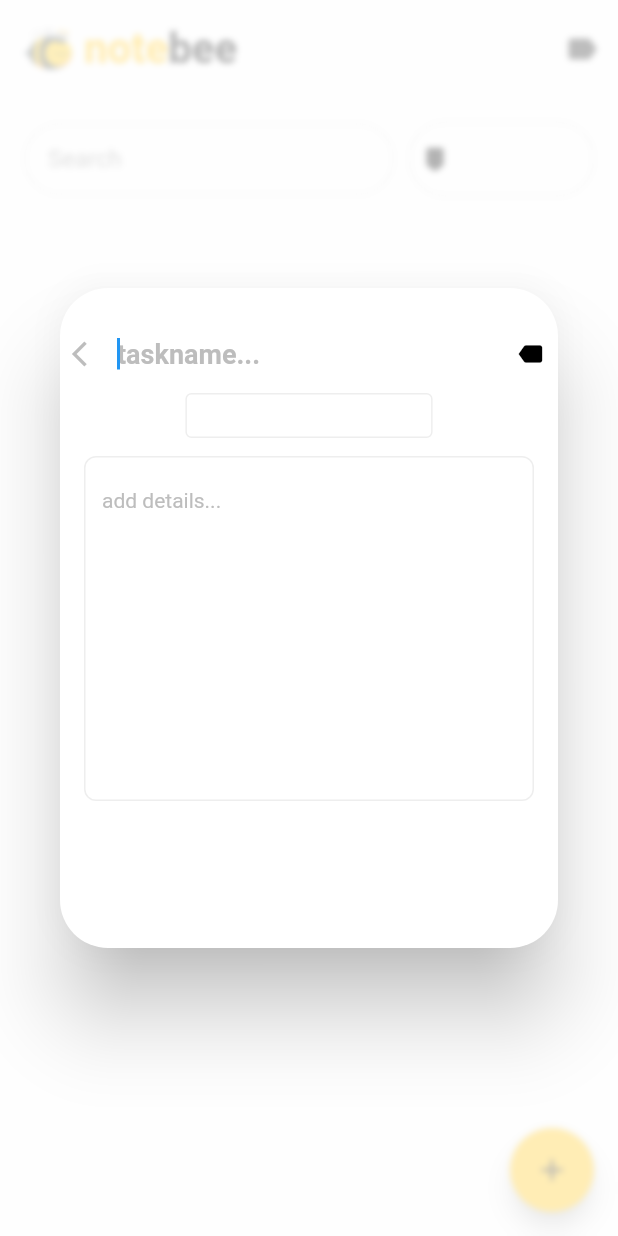
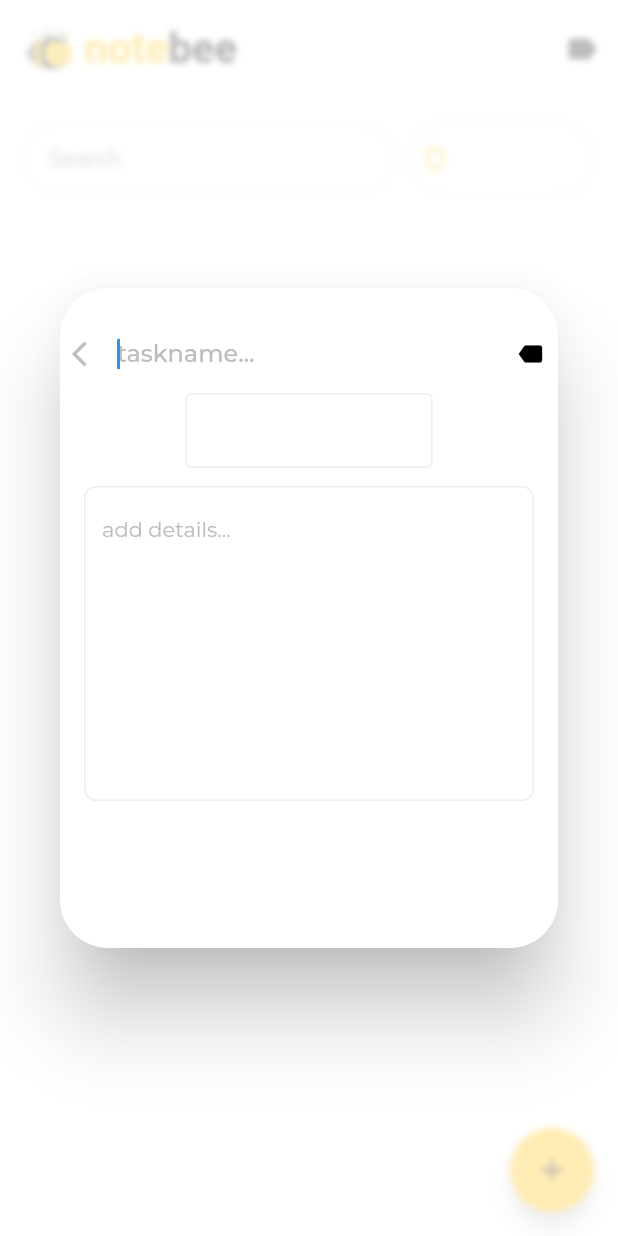
Before and after one commit to Adarsh0603/notebee, a Flutter app: the screen it shows after launch, after a tap on the "add" icon, on a phone screen of 412 x 824 dp. Run offline on Flutter 3.47's test engine with Material 2 defaults, Android fonts, the phone set to English and light mode, and no system bars; our stand-ins replace google_fonts, sqflite; accounts and stored records are empty.

Commit message:
app completed ..optimisation remaining..

```diff
--- a/lib/constants.dart
+++ b/lib/constants.dart
@@ -1,13 +1,11 @@
 import 'package:flutter/material.dart';
+import 'package:google_fonts/google_fonts.dart';
 
-const kNoteTitleTextStyle =
-    TextStyle(color: Colors.black, fontWeight: FontWeight.w500, fontSize: 18);
+final kNoteTitleTextStyle = GoogleFonts.montserrat(
+    textStyle: TextStyle(
+        color: Colors.black, fontWeight: FontWeight.w500, fontSize: 16));
 
-const kNoteContentTextStyle =
-    TextStyle(color: Colors.grey, fontWeight: FontWeight.w400, fontSize: 14);
+final kNoteContentTextStyle = GoogleFonts.montserrat(
+    textStyle: TextStyle(
+        color: Colors.black54, fontWeight: FontWeight.w400, fontSize: 14));
 const kNoteDateTextStyle = TextStyle(color: Colors.grey, fontSize: 12);
-
-const kAddNoteTitleTextStyle =
-    TextStyle(fontWeight: FontWeight.w600, fontSize: 18, color: Colors.black);
-const kAddDetailNoteDetailTextStyle =
-    TextStyle(color: Colors.black, fontSize: 14, fontWeight: FontWeight.w400);
--- a/lib/main.dart
+++ b/lib/main.dart
@@ -1,4 +1,5 @@
 import 'package:flutter/material.dart';
+import 'package:flutter/services.dart';
 import 'package:flutter_database_sql/providers/label_provider.dart';
 import 'package:flutter_database_sql/providers/notes_provider.dart';
 import 'package:flutter_database_sql/screens/home_screen.dart';
@@ -11,6 +12,10 @@ void main() {
 class QuickNote extends StatelessWidget {
   @override
   Widget build(BuildContext context) {
+    SystemChrome.setPreferredOrientations([
+      DeviceOrientation.portraitUp,
+      DeviceOrientation.portraitDown,
+    ]);
     return MultiProvider(
       providers: [
         ChangeNotifierProvider(create: (BuildContext context) => Notes()),
@@ -19,7 +24,7 @@ class QuickNote extends StatelessWidget {
       child: MaterialApp(
         home: HomeScreen(),
         debugShowCheckedModeBanner: false,
-        title: 'QuickNote',
+        title: 'notebee',
       ),
     );
   }
--- a/lib/models/label.dart
+++ b/lib/models/label.dart
@@ -1,5 +1,3 @@
-import 'dart:ui';
-
 class Label {
   final String id;
   final String label;
--- a/lib/providers/notes_provider.dart
+++ b/lib/providers/notes_provider.dart
@@ -5,7 +5,6 @@ import 'package:flutter_database_sql/providers/dbhelper.dart';
 class Notes with ChangeNotifier {
   List<Note> _notesList = [];
   var allNotesList;
-  List<Note> _searchedNotesList = [];
 
   Future<void> addNote(String title, String content, String labelId) async {
     Note note = Note(
--- a/lib/screens/home_screen.dart
+++ b/lib/screens/home_screen.dart
@@ -27,6 +27,7 @@ class _HomeScreenState extends State<HomeScreen> {
   @override
   Widget build(BuildContext context) {
     return Scaffold(
+      backgroundColor: Colors.white,
       floatingActionButton: FloatingActionButton(
         backgroundColor: Colors.amber,
         onPressed: () async {
@@ -74,6 +75,11 @@ class _HomeScreenState extends State<HomeScreen> {
           ),
           SearchBar(),
           Expanded(child: NotesDisplay()),
+          Container(
+            width: double.infinity,
+            height: kFloatingActionButtonMargin * 3,
+            color: Colors.white,
+          )
         ],
       )),
     );
--- a/lib/widgets/note_insert_widget.dart
+++ b/lib/widgets/note_insert_widget.dart
@@ -25,9 +25,16 @@ class _AddNoteState extends State<AddNote> {
   int labelColor = 0x000000;
   bool labelNotChanged = true;
   Future<bool> saveNote() async {
-    Navigator.of(context)
-        .pop({'title': title, 'content': content, 'labelId': labelId});
+    popWithDetails();
     return true;
+  }
+
+  void popWithDetails() {
+    Navigator.of(context).pop({
+      'title': title == null ? 'no title' : title,
+      'content': content == null ? 'add details' : content,
+      'labelId': labelId
+    });
   }
 
   @override
@@ -60,11 +67,7 @@ class _AddNoteState extends State<AddNote> {
                       color: Colors.grey[400],
                     ),
                     onTap: () {
-                      Navigator.pop(context, {
-                        'title': title,
-                        'content': content,
-                        'labelId': labelId
-                      });
+                      popWithDetails();
                     },
                   ),
                   SizedBox(width: 10),
@@ -77,11 +80,11 @@ class _AddNoteState extends State<AddNote> {
                             textInputAction: TextInputAction.next,
                             autofocus: widget.note != null ? false : true,
                             maxLines: 1,
-                            style: kAddNoteTitleTextStyle,
+                            style: kNoteTitleTextStyle,
                             decoration: InputDecoration(
                               hintText: 'taskname...',
                               border: InputBorder.none,
-                              hintStyle: kAddNoteTitleTextStyle.copyWith(
+                              hintStyle: kNoteTitleTextStyle.copyWith(
                                   color: Colors.grey[400]),
                             ),
                             onChanged: (value) {
@@ -106,7 +109,7 @@ class _AddNoteState extends State<AddNote> {
                   mainAxisAlignment: MainAxisAlignment.center,
                   children: [
                     Container(
-                      height: 30,
+                      height: 50,
                       padding: EdgeInsets.all(8),
                       decoration: BoxDecoration(
                           borderRadius: BorderRadius.all(Radius.circular(4)),
@@ -132,7 +135,6 @@ class _AddNoteState extends State<AddNote> {
                                 angle: 90 * pi / 180,
                                 child: Icon(
                                   Icons.label,
-                                  size: 20,
                                   color: Color(labels.labels[i].colorValue)
                                       .withOpacity(1),
                                 ),
@@ -150,15 +152,9 @@ class _AddNoteState extends State<AddNote> {
                     const EdgeInsets.symmetric(horizontal: 8.0, vertical: 10),
                 child: TextFormField(
                   focusNode: contentFocusNode,
-                  textInputAction: TextInputAction.done,
+                  textInputAction: TextInputAction.newline,
                   initialValue: content,
-                  onFieldSubmitted: (_) {
-                    Navigator.of(context).pop({
-                      'title': title,
-                      'content': content,
-                      'labelId': labelId
-                    });
-                  },
+                  style: kNoteContentTextStyle,
                   maxLines:
                       (MediaQuery.of(context).size.height * 0.013).toInt(),
                   decoration: InputDecoration(
@@ -169,7 +165,7 @@ class _AddNoteState extends State<AddNote> {
                           borderSide: BorderSide(color: Colors.grey[200]),
                           borderRadius: BorderRadius.all(Radius.circular(8.0))),
                       hintText: 'add details...',
-                      hintStyle: kAddDetailNoteDetailTextStyle.copyWith(
+                      hintStyle: kNoteContentTextStyle.copyWith(
                           color: Colors.grey[400])),
                   onChanged: (value) {
                     content = value;
--- a/lib/widgets/note_widget.dart
+++ b/lib/widgets/note_widget.dart
@@ -64,7 +64,7 @@ class _NoteWidgetState extends State<NoteWidget> {
         }
       },
       child: Padding(
-        padding: const EdgeInsets.symmetric(vertical: 4.0, horizontal: 16.0),
+        padding: const EdgeInsets.symmetric(vertical: 6.0, horizontal: 8.0),
         child: Dismissible(
           key: ValueKey(widget.note.id),
           direction: DismissDirection.endToStart,
@@ -129,7 +129,6 @@ class _NoteWidgetState extends State<NoteWidget> {
                   child: Text(
                     widget.note.content,
                     softWrap: true,
-                    maxLines: 3,
                     overflow: open ? TextOverflow.clip : TextOverflow.ellipsis,
                     style: kNoteContentTextStyle,
                   ),
--- a/lib/widgets/notes_display.dart
+++ b/lib/widgets/notes_display.dart
@@ -1,26 +1,10 @@
+import 'package:flutter/cupertino.dart';
 import 'package:flutter/material.dart';
 import 'package:flutter_database_sql/providers/notes_provider.dart';
 import 'package:flutter_database_sql/widgets/note_widget.dart';
 import 'package:provider/provider.dart';
 
-class NotesDisplay extends StatefulWidget {
-  @override
-  _NotesDisplayState createState() => _NotesDisplayState();
-}
-
-class _NotesDisplayState extends State<NotesDisplay> {
-  bool isInit = true;
-  @override
-  void didChangeDependencies() {
-    Future.delayed(Duration.zero).then((_) async {
-      await Provider.of<Notes>(context, listen: false).getNotes();
-      setState(() {
-        isInit = false;
-      });
-    });
-    super.didChangeDependencies();
-  }
-
+class NotesDisplay extends StatelessWidget {
   @override
   Widget build(BuildContext context) {
     final notes = Provider.of<Notes>(context, listen: false);
@@ -32,10 +16,25 @@ class _NotesDisplayState extends State<NotesDisplay> {
           return snapshot.connectionState == ConnectionState.done
               ? Consumer<Notes>(
                   builder: (buildContext, noteData, _) {
-                    return ListView.builder(
-                        itemCount: noteData.notesList.length,
-                        itemBuilder: (context, i) =>
-                            NoteWidget(noteData.notesList[i]));
+                    return noteData.notesList.length == 0
+                        ? Column(
+                            mainAxisAlignment: MainAxisAlignment.center,
+                            children: [
+                              Container(
+                                  height: 48,
+                                  width: 48,
+                                  child: Image.asset('images/bee.png')),
+                              SizedBox(height: 10),
+                              Text('Add some notes...',
+                                  style: TextStyle(
+                                      fontWeight: FontWeight.bold,
+                                      fontSize: 12))
+                            ],
+                          )
+                        : ListView.builder(
+                            itemCount: noteData.notesList.length,
+                            itemBuilder: (context, i) =>
+                                NoteWidget(noteData.notesList[i]));
                   },
                 )
               : Center(
--- /dev/null
+++ b/lib/widgets/searchWidgets/all_label.dart
@@ -0,0 +1,28 @@
+import 'dart:math';
+
+import 'package:flutter/material.dart';
+import 'package:flutter_database_sql/providers/notes_provider.dart';
+import 'package:provider/provider.dart';
+
+class AllLabel extends StatelessWidget {
+  @override
+  Widget build(BuildContext context) {
+    return GestureDetector(
+      onTap: () {
+        Provider.of<Notes>(context, listen: false)
+            .getAndSetSearchedNotesListWithLabel('all');
+      },
+      child: Padding(
+        padding: const EdgeInsets.symmetric(horizontal: 2.0),
+        child: Transform.rotate(
+          angle: 90 * pi / 180,
+          child: Icon(
+            Icons.label_outline,
+            size: 20,
+            color: Colors.amber,
+          ),
+        ),
+      ),
+    );
+  }
+}
--- /dev/null
+++ b/lib/widgets/searchWidgets/labels_search_list.dart
@@ -0,0 +1,35 @@
+import 'dart:math';
+
+import 'package:flutter/material.dart';
+import 'package:flutter_database_sql/providers/label_provider.dart';
+import 'package:flutter_database_sql/providers/notes_provider.dart';
+import 'package:provider/provider.dart';
+
+class LabelSearchList extends StatelessWidget {
+  @override
+  Widget build(BuildContext context) {
+    return Consumer<Labels>(
+      builder: (context, labels, _) => ListView.builder(
+        itemCount: labels.labels.length,
+        scrollDirection: Axis.horizontal,
+        itemBuilder: (ctx, i) => GestureDetector(
+          onTap: () {
+            Provider.of<Notes>(context, listen: false)
+                .getAndSetSearchedNotesListWithLabel(labels.labels[i].id);
+          },
+          child: Padding(
+            padding: const EdgeInsets.symmetric(horizontal: 2.0),
+            child: Transform.rotate(
+              angle: 90 * pi / 180,
+              child: Icon(
+                Icons.label,
+                size: 20,
+                color: Color(labels.labels[i].colorValue).withOpacity(1),
+              ),
+            ),
+          ),
+        ),
+      ),
+    );
+  }
+}
--- a/lib/widgets/search_bar.dart
+++ b/lib/widgets/search_bar.dart
@@ -3,6 +3,8 @@ import 'dart:math';
 import 'package:flutter/material.dart';
 import 'package:flutter_database_sql/providers/label_provider.dart';
 import 'package:flutter_database_sql/providers/notes_provider.dart';
+import 'package:flutter_database_sql/widgets/searchWidgets/all_label.dart';
+import 'package:flutter_database_sql/widgets/searchWidgets/labels_search_list.dart';
 import 'package:provider/provider.dart';
 
 class SearchBar extends StatelessWidget {
@@ -46,23 +48,7 @@ class SearchBar extends StatelessWidget {
                   borderRadius: BorderRadius.all(Radius.circular(24))),
               child: Row(
                 children: [
-                  GestureDetector(
-                    onTap: () {
-                      Provider.of<Notes>(context, listen: false)
-                          .getAndSetSearchedNotesListWithLabel('all');
-                    },
-                    child: Padding(
-                      padding: const EdgeInsets.symmetric(horizontal: 2.0),
-                      child: Transform.rotate(
-                        angle: 90 * pi / 180,
-                        child: Icon(
-                          Icons.label,
-                          size: 20,
-                          color: Color(0x000000).withOpacity(1),
-                        ),
-                      ),
-                    ),
-                  ),
+                  AllLabel(),
                   Expanded(
                     child: LabelSearchList(),
                   ),
@@ -75,32 +61,3 @@ class SearchBar extends StatelessWidget {
     );
   }
 }
-
-class LabelSearchList extends StatelessWidget {
-  @override
-  Widget build(BuildContext context) {
-    return Consumer<Labels>(
-      builder: (context, labels, _) => ListView.builder(
-        itemCount: labels.labels.length,
-        scrollDirection: Axis.horizontal,
-        itemBuilder: (ctx, i) => GestureDetector(
-          onTap: () {
-            Provider.of<Notes>(context, listen: false)
-                .getAndSetSearchedNotesListWithLabel(labels.labels[i].id);
-          },
-          child: Padding(
-            padding: const EdgeInsets.symmetric(horizontal: 2.0),
-            child: Transform.rotate(
-              angle: 90 * pi / 180,
-              child: Icon(
-                Icons.label,
-                size: 20,
-                color: Color(labels.labels[i].colorValue).withOpacity(1),
-              ),
-            ),
-          ),
-        ),
-      ),
-    );
-  }
-}
--- a/pubspec.yaml
+++ b/pubspec.yaml
@@ -32,6 +32,7 @@ dependencies:
   path: ^1.7.0
   provider: ^4.3.2
   intl: ^0.16.1
+  google_fonts: ^1.1.0
 
 dev_dependencies:
   flutter_test:
```
Also changed, not shown: pubspec.lock, 2 other files.
